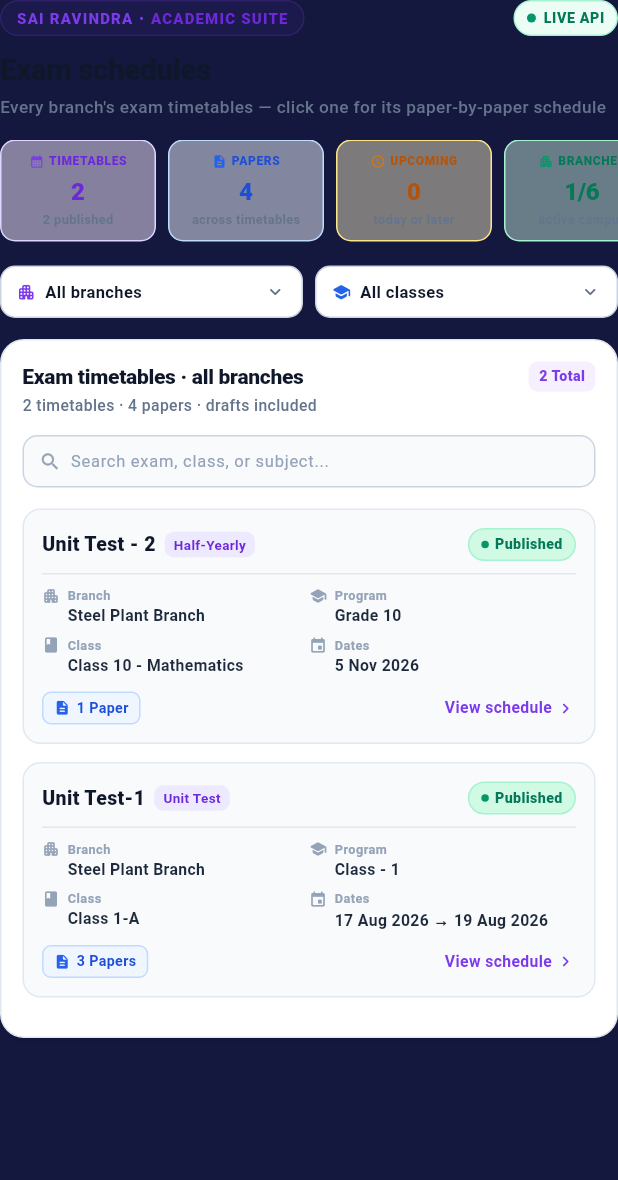
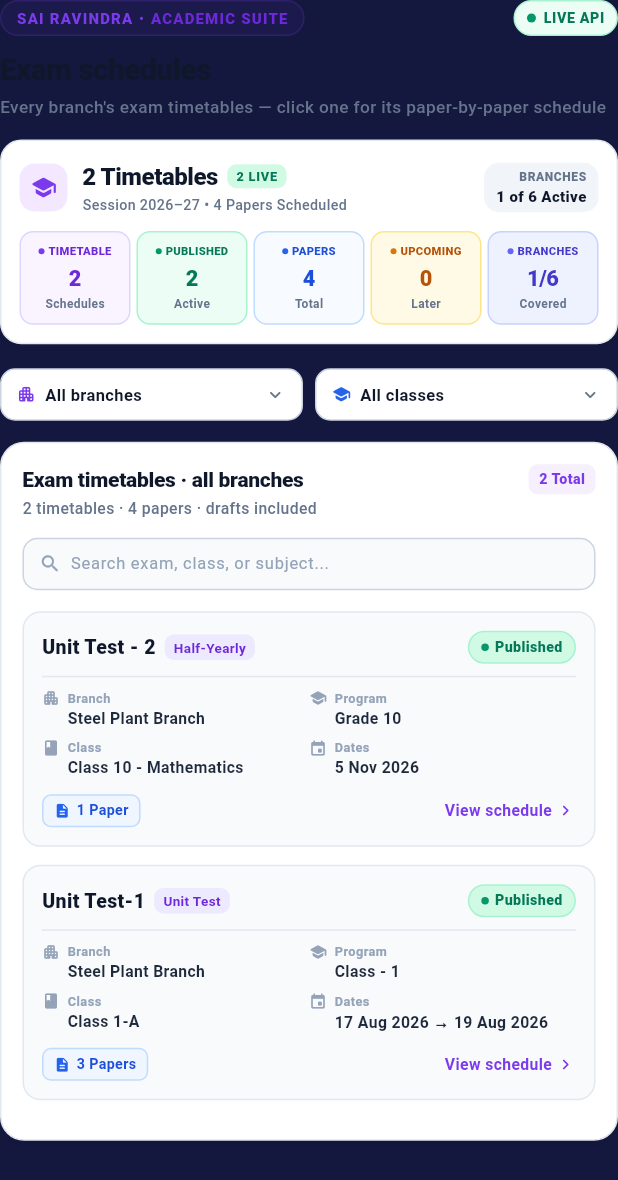
Before and after one commit to naveenkumar1437/Vriyda_AI, a Flutter app: the AcademicsView widget shown alone on an empty page, opened directly, on a phone screen of 412 x 824 dp. Shown: the top 1180 px of the screen. Run offline on Flutter 3.47's test engine with Material 3 defaults, Android fonts, the phone set to English and light mode, and no system bars; our stand-ins replace shared_preferences; accounts and stored records are empty; network calls fail; Roboto replaces fonts that are missing (-apple-system).

Commit message:
feat(academics): compact 5 KPIs without scrolling matching Attendance screen style

```diff
--- a/lib/screens/academics/academics_view.dart
+++ b/lib/screens/academics/academics_view.dart
@@ -132,7 +132,6 @@ class _AcademicsViewState extends State<AcademicsView> {
     final totalTimetables = filteredTimetables.length;
     final totalPapers = filteredTimetables.fold<int>(0, (sum, tt) => sum + tt.papersCount);
     final publishedCount = filteredTimetables.where((tt) => tt.isPublished).length;
-    final draftsCount = filteredTimetables.where((tt) => tt.isDraft).length;
 
     // Branches covered calculation (dynamically read from live API if present)
     final branchesFromApi = activeData?['branches'] as List<dynamic>?;
@@ -155,7 +154,7 @@ class _AcademicsViewState extends State<AcademicsView> {
         _buildHeaderContext(),
         const SizedBox(height: 14),
 
-        // 2. Five KPI Metric Cards (Horizontal scroll)
+        // 2. Five KPI Metric Cards (Attendance-Screen Style without scrolling)
         _buildKpiCards(
           totalTimetables: totalTimetables,
           publishedCount: publishedCount,
@@ -163,7 +162,6 @@ class _AcademicsViewState extends State<AcademicsView> {
           upcomingCount: 0,
           coveredBranches: coveredBranches,
           totalBranchesCount: totalBranchesCount,
-          draftsCount: draftsCount,
         ),
         const SizedBox(height: 16),
 
@@ -294,7 +292,7 @@ class _AcademicsViewState extends State<AcademicsView> {
     );
   }
 
-  // --- Component 2: 5 KPI Metric Cards (Attendance-Screen Style: Compact, Friendly, Color-Tinted) ---
+  // --- Component 2: 5 KPI Metric Cards (Attendance-Screen Style: Compact, Friendly, No-Scroll) ---
   Widget _buildKpiCards({
     required int totalTimetables,
     required int publishedCount,
@@ -302,79 +300,208 @@ class _AcademicsViewState extends State<AcademicsView> {
     required int upcomingCount,
     required int coveredBranches,
     required int totalBranchesCount,
-    required int draftsCount,
   }) {
-    final kpis = [
-      {
-        'label': 'TIMETABLES',
-        'value': '$totalTimetables',
-        'subtext': '$publishedCount published',
-        'icon': Icons.calendar_month_rounded,
-        'dotColor': const Color(0xFF7C3AED),
-        'textColor': const Color(0xFF6D28D9),
-        'bgColor': const Color(0xFFF3E8FF).withValues(alpha: 0.5),
-        'borderColor': const Color(0xFFDDD6FE),
-      },
-      {
-        'label': 'PAPERS',
-        'value': '$totalPapers',
-        'subtext': 'across timetables',
-        'icon': Icons.description_rounded,
-        'dotColor': const Color(0xFF2563EB),
-        'textColor': const Color(0xFF1D4ED8),
-        'bgColor': const Color(0xFFEFF6FF).withValues(alpha: 0.5),
-        'borderColor': const Color(0xFFBFDBFE),
-      },
-      {
-        'label': 'UPCOMING',
-        'value': '$upcomingCount',
-        'subtext': 'today or later',
-        'icon': Icons.schedule_rounded,
-        'dotColor': const Color(0xFFD97706),
-        'textColor': const Color(0xFFB45309),
-        'bgColor': const Color(0xFFFEF3C7).withValues(alpha: 0.45),
-        'borderColor': const Color(0xFFFDE68A),
-      },
-      {
-        'label': 'BRANCHES',
-        'value': '$coveredBranches/$totalBranchesCount',
-        'subtext': 'active campus',
-        'icon': Icons.apartment_rounded,
-        'dotColor': const Color(0xFF059669),
-        'textColor': const Color(0xFF047857),
-        'bgColor': const Color(0xFFD1FAE5).withValues(alpha: 0.45),
-        'borderColor': const Color(0xFFA7F3D0),
-      },
-      {
-        'label': 'DRAFTS',
-        'value': '$draftsCount',
-        'subtext': 'not published',
-        'icon': Icons.edit_note_rounded,
-        'dotColor': const Color(0xFF64748B),
-        'textColor': const Color(0xFF475569),
-        'bgColor': const Color(0xFFF1F5F9),
-        'borderColor': const Color(0xFFE2E8F0),
-      },
-    ];
-
-    return SingleChildScrollView(
-      scrollDirection: Axis.horizontal,
-      physics: const BouncingScrollPhysics(),
-      child: Row(
-        children: kpis.map((kpi) {
-          final dotColor = kpi['dotColor'] as Color;
-          final textColor = kpi['textColor'] as Color;
-          final bgColor = kpi['bgColor'] as Color;
-          final borderColor = kpi['borderColor'] as Color;
-          final icon = kpi['icon'] as IconData;
-
     return Container(
-            width: 104,
-            margin: const EdgeInsets.only(right: 8),
-            padding: const EdgeInsets.symmetric(vertical: 8, horizontal: 6),
+      padding: const EdgeInsets.all(12),
+      decoration: BoxDecoration(
+        color: Colors.white,
+        borderRadius: BorderRadius.circular(14),
+        border: Border.all(color: const Color(0xFFE2E8F0)),
+        boxShadow: [
+          BoxShadow(
+            color: Colors.black.withValues(alpha: 0.025),
+            blurRadius: 6,
+            offset: const Offset(0, 2),
+          ),
+        ],
+      ),
+      child: Column(
+        crossAxisAlignment: CrossAxisAlignment.start,
+        children: [
+          // Top Row: Executive Academic Summary Context
+          Row(
+            crossAxisAlignment: CrossAxisAlignment.center,
+            children: [
+              Container(
+                width: 32,
+                height: 32,
+                decoration: BoxDecoration(
+                  color: const Color(0xFFF3E8FF),
+                  borderRadius: BorderRadius.circular(10),
+                ),
+                child: const Icon(
+                  Icons.school_rounded,
+                  color: Color(0xFF7C3AED),
+                  size: 18,
+                ),
+              ),
+              const SizedBox(width: 10),
+              Expanded(
+                child: Column(
+                  crossAxisAlignment: CrossAxisAlignment.start,
+                  children: [
+                    Row(
+                      children: [
+                        Text(
+                          '$totalTimetables Timetables',
+                          style: const TextStyle(
+                            color: Color(0xFF0F172A),
+                            fontSize: 16,
+                            fontWeight: FontWeight.w800,
+                            letterSpacing: -0.3,
+                          ),
+                        ),
+                        const SizedBox(width: 6),
+                        Container(
+                          padding: const EdgeInsets.symmetric(
+                            horizontal: 6,
+                            vertical: 2,
+                          ),
+                          decoration: BoxDecoration(
+                            color: const Color(0xFFD1FAE5),
+                            borderRadius: BorderRadius.circular(6),
+                          ),
+                          child: Text(
+                            '$publishedCount LIVE',
+                            style: const TextStyle(
+                              color: Color(0xFF047857),
+                              fontSize: 8.5,
+                              fontWeight: FontWeight.w800,
+                              letterSpacing: 0.5,
+                            ),
+                          ),
+                        ),
+                      ],
+                    ),
+                    const SizedBox(height: 1),
+                    Text(
+                      'Session 2026–27 • $totalPapers Papers Scheduled',
+                      overflow: TextOverflow.ellipsis,
+                      style: const TextStyle(
+                        color: Color(0xFF64748B),
+                        fontSize: 9.5,
+                        fontWeight: FontWeight.w500,
+                      ),
+                    ),
+                  ],
+                ),
+              ),
+              Container(
+                padding: const EdgeInsets.symmetric(horizontal: 8, vertical: 4),
+                decoration: BoxDecoration(
+                  color: const Color(0xFFF1F5F9),
+                  borderRadius: BorderRadius.circular(10),
+                ),
+                child: Column(
+                  crossAxisAlignment: CrossAxisAlignment.end,
+                  children: [
+                    const Text(
+                      'BRANCHES',
+                      style: TextStyle(
+                        color: Color(0xFF64748B),
+                        fontSize: 8,
+                        fontWeight: FontWeight.w800,
+                        letterSpacing: 0.4,
+                      ),
+                    ),
+                    Text(
+                      '$coveredBranches of $totalBranchesCount Active',
+                      style: const TextStyle(
+                        color: Color(0xFF0F172A),
+                        fontSize: 10,
+                        fontWeight: FontWeight.w800,
+                      ),
+                    ),
+                  ],
+                ),
+              ),
+            ],
+          ),
+          const SizedBox(height: 10),
+
+          // Bottom Row: 5 Metric Strip Cards without horizontal scrolling!
+          Row(
+            children: [
+              Expanded(
+                child: _buildStripCard(
+                  label: 'TIMETABLE',
+                  value: '$totalTimetables',
+                  subtext: 'Schedules',
+                  dotColor: const Color(0xFF7C3AED),
+                  textColor: const Color(0xFF6D28D9),
+                  bgColor: const Color(0xFFF3E8FF).withValues(alpha: 0.5),
+                  borderColor: const Color(0xFFDDD6FE),
+                ),
+              ),
+              const SizedBox(width: 4),
+              Expanded(
+                child: _buildStripCard(
+                  label: 'PUBLISHED',
+                  value: '$publishedCount',
+                  subtext: 'Active',
+                  dotColor: const Color(0xFF059669),
+                  textColor: const Color(0xFF047857),
+                  bgColor: const Color(0xFFECFDF5),
+                  borderColor: const Color(0xFFA7F3D0),
+                ),
+              ),
+              const SizedBox(width: 4),
+              Expanded(
+                child: _buildStripCard(
+                  label: 'PAPERS',
+                  value: '$totalPapers',
+                  subtext: 'Total',
+                  dotColor: const Color(0xFF2563EB),
+                  textColor: const Color(0xFF1D4ED8),
+                  bgColor: const Color(0xFFEFF6FF).withValues(alpha: 0.5),
+                  borderColor: const Color(0xFFBFDBFE),
+                ),
+              ),
+              const SizedBox(width: 4),
+              Expanded(
+                child: _buildStripCard(
+                  label: 'UPCOMING',
+                  value: '$upcomingCount',
+                  subtext: 'Later',
+                  dotColor: const Color(0xFFD97706),
+                  textColor: const Color(0xFFB45309),
+                  bgColor: const Color(0xFFFEF3C7).withValues(alpha: 0.45),
+                  borderColor: const Color(0xFFFDE68A),
+                ),
+              ),
+              const SizedBox(width: 4),
+              Expanded(
+                child: _buildStripCard(
+                  label: 'BRANCHES',
+                  value: '$coveredBranches/$totalBranchesCount',
+                  subtext: 'Covered',
+                  dotColor: const Color(0xFF6366F1),
+                  textColor: const Color(0xFF4338CA),
+                  bgColor: const Color(0xFFEEF2FF),
+                  borderColor: const Color(0xFFC7D2FE),
+                ),
+              ),
+            ],
+          ),
+        ],
+      ),
+    );
+  }
+
+  Widget _buildStripCard({
+    required String label,
+    required String value,
+    required String subtext,
+    required Color dotColor,
+    required Color textColor,
+    required Color bgColor,
+    required Color borderColor,
+  }) {
+    return Container(
+      padding: const EdgeInsets.symmetric(vertical: 7, horizontal: 2),
       decoration: BoxDecoration(
         color: bgColor,
-              borderRadius: BorderRadius.circular(10),
+        borderRadius: BorderRadius.circular(9),
         border: Border.all(color: borderColor),
       ),
       child: Column(
@@ -383,47 +510,52 @@ class _AcademicsViewState extends State<AcademicsView> {
           Row(
             mainAxisAlignment: MainAxisAlignment.center,
             children: [
-                    Icon(icon, size: 10, color: dotColor),
-                    const SizedBox(width: 3),
+              Container(
+                width: 4,
+                height: 4,
+                decoration: BoxDecoration(
+                  color: dotColor,
+                  shape: BoxShape.circle,
+                ),
+              ),
+              const SizedBox(width: 2.5),
               Flexible(
                 child: Text(
-                        kpi['label'] as String,
-                        overflow: TextOverflow.ellipsis,
-                        style: TextStyle(
-                          color: textColor,
-                          fontSize: 8,
-                          fontWeight: FontWeight.w800,
-                          letterSpacing: 0.4,
-                        ),
-                      ),
-                    ),
-                  ],
-                ),
-                const SizedBox(height: 3),
-                Text(
-                  kpi['value'] as String,
-                  style: TextStyle(
-                    color: textColor,
-                    fontSize: 16,
-                    fontWeight: FontWeight.w800,
-                    letterSpacing: -0.3,
-                  ),
-                ),
-                const SizedBox(height: 1),
-                Text(
-                  kpi['subtext'] as String,
+                  label,
                   overflow: TextOverflow.ellipsis,
                   maxLines: 1,
+                  style: TextStyle(
+                    color: textColor,
+                    fontSize: 7.5,
+                    fontWeight: FontWeight.w800,
+                    letterSpacing: 0.2,
+                  ),
+                ),
+              ),
+            ],
+          ),
+          const SizedBox(height: 2.5),
+          Text(
+            value,
+            style: TextStyle(
+              color: textColor,
+              fontSize: 14.5,
+              fontWeight: FontWeight.w800,
+              letterSpacing: -0.3,
+            ),
+          ),
+          const SizedBox(height: 1),
+          Text(
+            subtext,
+            overflow: TextOverflow.ellipsis,
+            maxLines: 1,
             style: const TextStyle(
               color: Color(0xFF64748B),
-                    fontSize: 8.5,
+              fontSize: 8,
               fontWeight: FontWeight.w600,
             ),
           ),
         ],
-            ),
-          );
-        }).toList(),
       ),
     );
   }
```
Lines whose indentation alone changed are shown as unchanged.
